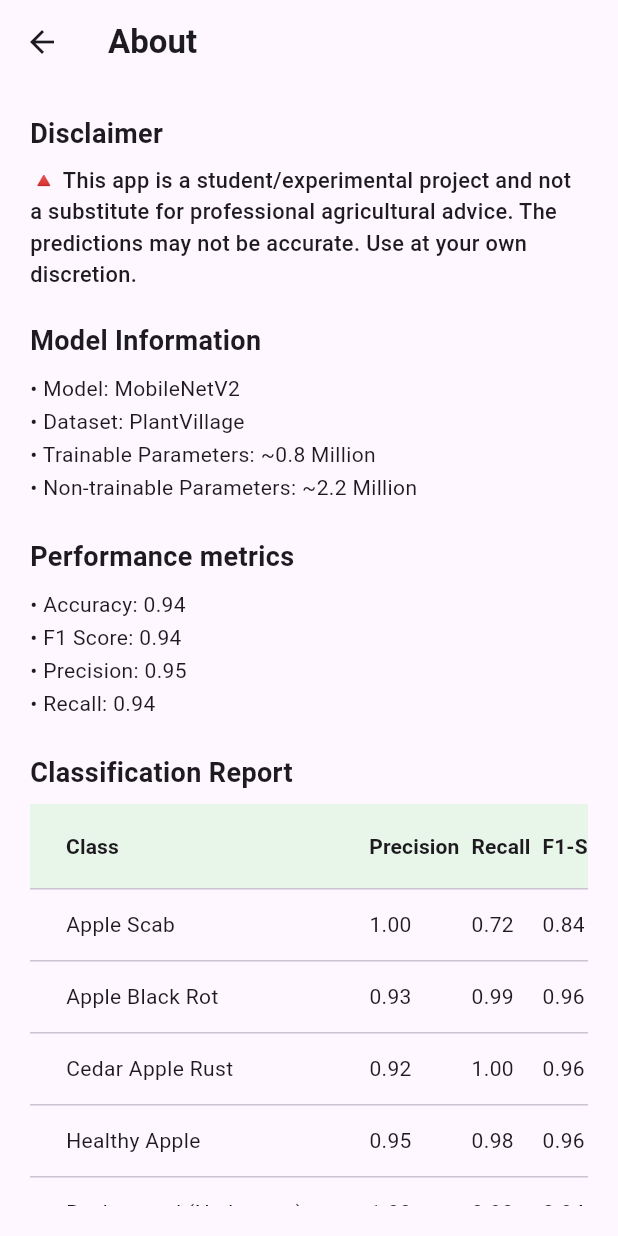
After one commit to rahul-797/crop_guard, a Flutter app: the screen it shows after launch, after a tap on the "navigate next" icon, on a phone screen of 412 x 824 dp. The commit adds this screen. Run offline on Flutter 3.47's test engine with Material 3 defaults, Android fonts, the phone set to English and light mode, and no system bars; our stand-ins replace cached_network_image, camera, cloud_firestore, firebase_auth, firebase_core, firebase_storage and 7 more; missing offline and left inert: firebase_app_check, tflite_flutter; accounts and stored records are empty; Roboto replaces fonts that are missing (Ubuntu).

Commit message:
added AboutScreen

```diff
--- /dev/null
+++ b/lib/screens/about_screen.dart
@@ -0,0 +1,382 @@
+import 'package:flutter/material.dart';
+
+class AboutScreen extends StatelessWidget {
+  AboutScreen({super.key});
+
+  final List<Map<String, String>> data = [
+    {
+      "Class": "Apple Scab",
+      "Precision": "1.00",
+      "Recall": "0.72",
+      "F1-Score": "0.84",
+      "Support": "100",
+    },
+    {
+      "Class": "Apple Black Rot",
+      "Precision": "0.93",
+      "Recall": "0.99",
+      "F1-Score": "0.96",
+      "Support": "100",
+    },
+    {
+      "Class": "Cedar Apple Rust",
+      "Precision": "0.92",
+      "Recall": "1.00",
+      "F1-Score": "0.96",
+      "Support": "100",
+    },
+    {
+      "Class": "Healthy Apple",
+      "Precision": "0.95",
+      "Recall": "0.98",
+      "F1-Score": "0.96",
+      "Support": "165",
+    },
+    {
+      "Class": "Background (No Leaves)",
+      "Precision": "1.00",
+      "Recall": "0.90",
+      "F1-Score": "0.94",
+      "Support": "115",
+    },
+    {
+      "Class": "Healthy Blueberry",
+      "Precision": "0.99",
+      "Recall": "1.00",
+      "F1-Score": "1.00",
+      "Support": "151",
+    },
+    {
+      "Class": "Cherry Powdery Mildew",
+      "Precision": "1.00",
+      "Recall": "0.97",
+      "F1-Score": "0.99",
+      "Support": "106",
+    },
+    {
+      "Class": "Healthy Cherry",
+      "Precision": "1.00",
+      "Recall": "1.00",
+      "F1-Score": "1.00",
+      "Support": "100",
+    },
+    {
+      "Class": "Corn Gray Leaf Spot",
+      "Precision": "0.89",
+      "Recall": "0.68",
+      "F1-Score": "0.77",
+      "Support": "100",
+    },
+    {
+      "Class": "Corn Common Rust",
+      "Precision": "0.94",
+      "Recall": "1.00",
+      "F1-Score": "0.97",
+      "Support": "120",
+    },
+    {
+      "Class": "Corn Northern Leaf Blight",
+      "Precision": "0.71",
+      "Recall": "0.95",
+      "F1-Score": "0.82",
+      "Support": "100",
+    },
+    {
+      "Class": "Healthy Corn",
+      "Precision": "1.00",
+      "Recall": "0.97",
+      "F1-Score": "0.98",
+      "Support": "117",
+    },
+    {
+      "Class": "Grape Black Rot",
+      "Precision": "0.99",
+      "Recall": "0.98",
+      "F1-Score": "0.99",
+      "Support": "118",
+    },
+    {
+      "Class": "Grape Esca",
+      "Precision": "0.99",
+      "Recall": "0.99",
+      "F1-Score": "0.99",
+      "Support": "139",
+    },
+    {
+      "Class": "Grape Leaf Blight",
+      "Precision": "0.93",
+      "Recall": "1.00",
+      "F1-Score": "0.96",
+      "Support": "109",
+    },
+    {
+      "Class": "Healthy Grape",
+      "Precision": "0.97",
+      "Recall": "1.00",
+      "F1-Score": "0.99",
+      "Support": "100",
+    },
+    {
+      "Class": "Orange Citrus Greening",
+      "Precision": "1.00",
+      "Recall": "0.98",
+      "F1-Score": "0.99",
+      "Support": "552",
+    },
+    {
+      "Class": "Peach Bacterial Spot",
+      "Precision": "0.93",
+      "Recall": "1.00",
+      "F1-Score": "0.96",
+      "Support": "231",
+    },
+    {
+      "Class": "Healthy Peach",
+      "Precision": "0.99",
+      "Recall": "0.95",
+      "F1-Score": "0.97",
+      "Support": "100",
+    },
+    {
+      "Class": "Pepper Bell Bacterial Spot",
+      "Precision": "0.96",
+      "Recall": "0.98",
+      "F1-Score": "0.97",
+      "Support": "100",
+    },
+    {
+      "Class": "Healthy Pepper Bell",
+      "Precision": "0.95",
+      "Recall": "1.00",
+      "F1-Score": "0.97",
+      "Support": "149",
+    },
+    {
+      "Class": "Potato Early Blight",
+      "Precision": "0.90",
+      "Recall": "1.00",
+      "F1-Score": "0.95",
+      "Support": "100",
+    },
+    {
+      "Class": "Potato Late Blight",
+      "Precision": "0.82",
+      "Recall": "0.99",
+      "F1-Score": "0.90",
+      "Support": "100",
+    },
+    {
+      "Class": "Healthy Potato",
+      "Precision": "0.92",
+      "Recall": "0.96",
+      "F1-Score": "0.94",
+      "Support": "100",
+    },
+    {
+      "Class": "Healthy Raspberry",
+      "Precision": "1.00",
+      "Recall": "1.00",
+      "F1-Score": "1.00",
+      "Support": "100",
+    },
+    {
+      "Class": "Healthy Soybean",
+      "Precision": "1.00",
+      "Recall": "0.93",
+      "F1-Score": "0.96",
+      "Support": "509",
+    },
+    {
+      "Class": "Squash Powdery Mildew",
+      "Precision": "0.93",
+      "Recall": "0.99",
+      "F1-Score": "0.96",
+      "Support": "184",
+    },
+    {
+      "Class": "Strawberry Leaf Scorch",
+      "Precision": "0.99",
+      "Recall": "0.96",
+      "F1-Score": "0.98",
+      "Support": "112",
+    },
+    {
+      "Class": "Healthy Strawberry",
+      "Precision": "0.99",
+      "Recall": "0.95",
+      "F1-Score": "0.97",
+      "Support": "100",
+    },
+    {
+      "Class": "Tomato Bacterial Spot",
+      "Precision": "0.81",
+      "Recall": "0.98",
+      "F1-Score": "0.89",
+      "Support": "214",
+    },
+    {
+      "Class": "Tomato Early Blight",
+      "Precision": "0.88",
+      "Recall": "0.67",
+      "F1-Score": "0.76",
+      "Support": "100",
+    },
+    {
+      "Class": "Tomato Late Blight",
+      "Precision": "0.97",
+      "Recall": "0.85",
+      "F1-Score": "0.91",
+      "Support": "192",
+    },
+    {
+      "Class": "Tomato Leaf Mold",
+      "Precision": "0.94",
+      "Recall": "0.85",
+      "F1-Score": "0.89",
+      "Support": "100",
+    },
+    {
+      "Class": "Tomato Septoria Leaf Spot",
+      "Precision": "0.90",
+      "Recall": "0.84",
+      "F1-Score": "0.87",
+      "Support": "178",
+    },
+    {
+      "Class": "Tomato Spider Mites",
+      "Precision": "0.92",
+      "Recall": "0.91",
+      "F1-Score": "0.91",
+      "Support": "169",
+    },
+    {
+      "Class": "Tomato Target Spot",
+      "Precision": "0.85",
+      "Recall": "0.79",
+      "F1-Score": "0.82",
+      "Support": "141",
+    },
+    {
+      "Class": "Tomato Yellow Leaf Curl Virus",
+      "Precision": "1.00",
+      "Recall": "0.93",
+      "F1-Score": "0.96",
+      "Support": "537",
+    },
+    {
+      "Class": "Tomato Mosaic Virus",
+      "Precision": "1.00",
+      "Recall": "0.88",
+      "F1-Score": "0.94",
+      "Support": "100",
+    },
+    {
+      "Class": "Healthy Tomato",
+      "Precision": "0.71",
+      "Recall": "0.99",
+      "F1-Score": "0.83",
+      "Support": "160",
+    },
+  ];
+
+  @override
+  Widget build(BuildContext context) {
+    return Scaffold(
+      appBar: AppBar(title: Text("About", style: TextStyle(fontWeight: FontWeight.bold))),
+      body: Padding(
+        padding: const EdgeInsets.all(20.0),
+        child: SingleChildScrollView(
+          child: Column(
+            crossAxisAlignment: CrossAxisAlignment.start,
+            children: [
+              Text("Disclaimer", style: TextStyle(fontSize: 18, fontWeight: FontWeight.bold)),
+              const SizedBox(height: 8),
+              Text(
+                "🔺 This app is a student/experimental project and not a substitute for professional agricultural advice. "
+                "The predictions may not be accurate. Use at your own discretion.",
+                style: TextStyle(fontSize: 14.5, fontWeight: FontWeight.w500),
+              ),
+              const SizedBox(height: 20),
+              Text(
+                "Model Information",
+                style: TextStyle(fontSize: 18, fontWeight: FontWeight.bold),
+              ),
+              const SizedBox(height: 8),
+              const Text(
+                "• Model: MobileNetV2\n"
+                "• Dataset: PlantVillage\n"
+                "• Trainable Parameters: ~0.8 Million\n"
+                "• Non-trainable Parameters: ~2.2 Million\n",
+                style: TextStyle(fontSize: 14, height: 1.6),
+              ),
+              Text(
+                "Performance metrics",
+                style: TextStyle(fontSize: 18, fontWeight: FontWeight.bold),
+              ),
+              const SizedBox(height: 8),
+              const Text(
+                "• Accuracy: 0.94\n"
+                "• F1 Score: 0.94\n"
+                "• Precision: 0.95\n"
+                "• Recall: 0.94\n",
+                style: TextStyle(fontSize: 14, height: 1.6),
+              ),
+              Text(
+                "Classification Report",
+                style: TextStyle(fontSize: 18, fontWeight: FontWeight.bold),
+              ),
+              const SizedBox(height: 8),
+              SingleChildScrollView(
+                scrollDirection: Axis.horizontal,
+                child: DataTable(
+                  columnSpacing: 8,
+                  columns: const [
+                    DataColumn(label: Text("Class", style: TextStyle(fontWeight: FontWeight.bold))),
+                    DataColumn(
+                      label: Text("Precision", style: TextStyle(fontWeight: FontWeight.bold)),
+                    ),
+                    DataColumn(
+                      label: Text("Recall", style: TextStyle(fontWeight: FontWeight.bold)),
+                    ),
+                    DataColumn(
+                      label: Text("F1-Score", style: TextStyle(fontWeight: FontWeight.bold)),
+                    ),
+                    DataColumn(
+                      label: Text("Support", style: TextStyle(fontWeight: FontWeight.bold)),
+                    ),
+                  ],
+                  headingRowColor: MaterialStateProperty.all(Colors.green.shade50),
+                  rows:
+                      data
+                          .map(
+                            (item) => DataRow(
+                              cells: [
+                                DataCell(Text(item["Class"]!)),
+                                DataCell(Text(item["Precision"]!)),
+                                DataCell(Text(item["Recall"]!)),
+                                DataCell(Text(item["F1-Score"]!)),
+                                DataCell(Text(item["Support"]!)),
+                              ],
+                            ),
+                          )
+                          .toList(),
+                ),
+              ),
+              SizedBox(height: 12),
+              Center(
+                child: Row(
+                  mainAxisAlignment: MainAxisAlignment.center,
+                  children: const [
+                    Text("Made with "),
+                    Icon(Icons.favorite, color: Colors.red, size: 20),
+                    Text(" by Rahul"),
+                  ],
+                ),
+              ),
+            ],
+          ),
+        ),
+      ),
+    );
+  }
+}
--- a/lib/screens/login_screen.dart
+++ b/lib/screens/login_screen.dart
@@ -1,6 +1,8 @@
 import 'package:crop_guard/utils/login_service.dart';
 import 'package:flutter/material.dart';
 import 'package:get/get.dart';
+
+import 'about_screen.dart';
 
 class LoginScreen extends StatelessWidget {
   LoginScreen({super.key});
@@ -32,6 +34,27 @@ class LoginScreen extends StatelessWidget {
               Image.asset("assets/icon.png", width: 164),
               SizedBox(height: 24),
               Text("Welcome to CropGuard", style: TextStyle(fontSize: 24)),
+              Row(
+                mainAxisAlignment: MainAxisAlignment.center,
+                children: [
+                  Text("About this app", style: TextStyle(fontSize: 16)),
+                  GestureDetector(
+                    onTap: () => Get.to(() => AboutScreen()),
+                    child: Padding(
+                      padding: const EdgeInsets.all(8.0),
+                      child: CircleAvatar(
+                        backgroundColor: Colors.white,
+                        radius: 14,
+                        child: Icon(
+                          Icons.navigate_next,
+                          size: 28,
+                          color: Color.fromARGB(255, 0, 150, 0),
+                        ),
+                      ),
+                    ),
+                  ),
+                ],
+              ),
             ],
           ),
         ),
--- a/lib/utils/preprocess_image.dart
+++ b/lib/utils/preprocess_image.dart
@@ -18,10 +18,10 @@ List<String> labelList = [
   "Corn Northern Leaf Blight",
   "Healthy Corn",
   "Grape Black Rot",
-  "Grape Esca (Black Measles)",
-  "Grape Leaf Blight (Isariopsis Leaf Spot)",
+  "Grape Esca",
+  "Grape Leaf Blight",
   "Healthy Grape",
-  "Orange Huanglongbing (Citrus Greening)",
+  "Orange Citrus Greening",
   "Peach Bacterial Spot",
   "Healthy Peach",
   "Pepper Bell Bacterial Spot",
```
